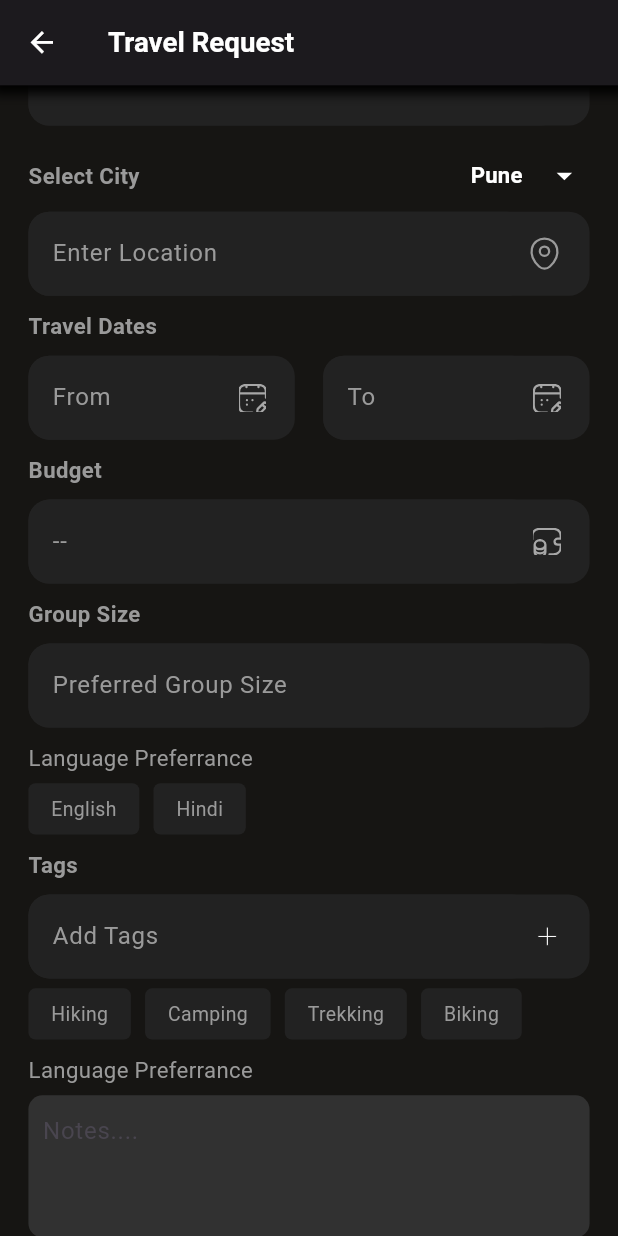
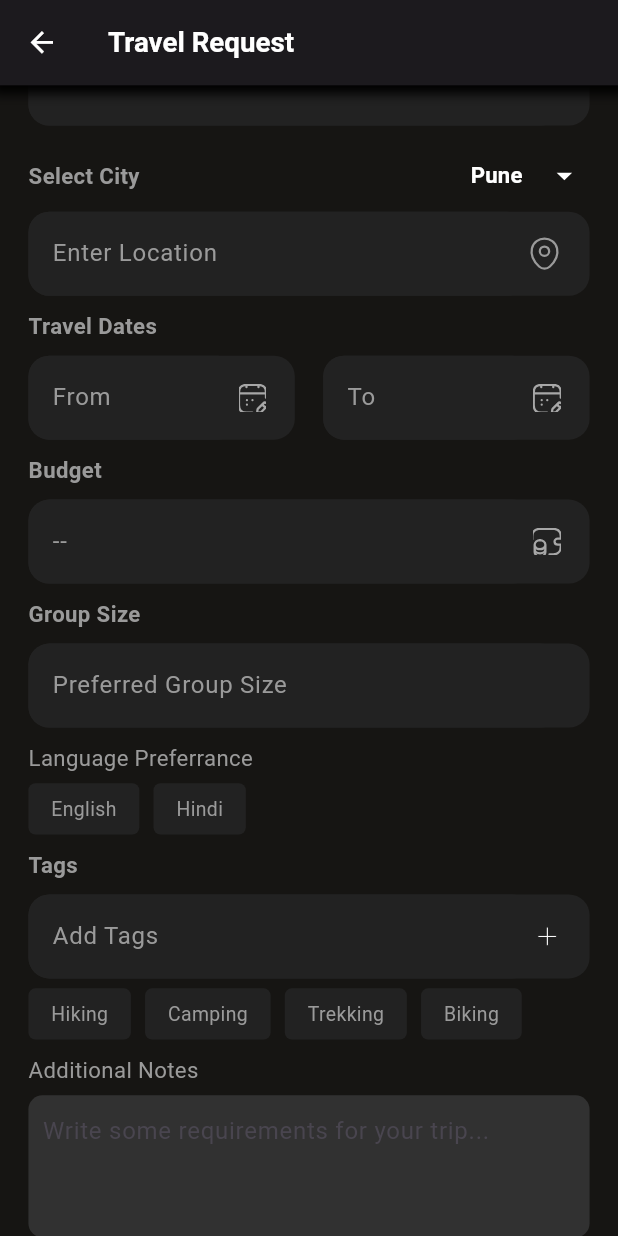
Before and after one commit to Pinnacle01/pinnacle, a Flutter app: the TravelPost screen opened by its route, scrolled down 135 dp, on a phone screen of 412 x 824 dp. Run offline on Flutter 3.47's test engine with Material 3 defaults, Android fonts, the phone set to English and light mode, and no system bars; our stand-ins replace flutter_mobx, flutter_svg, go_router, mobx; generated files the repository leaves out were written again.

Commit message:
Update TravelPost UI to replace language preference with additional notes and enhance hint text in ScrollableNotesBox

```diff
--- a/lib/explore_home/view/travel_post.dart
+++ b/lib/explore_home/view/travel_post.dart
@@ -131,14 +131,14 @@ class _TravelPostState extends State<TravelPost> {
             ),
             SizedBox(height: Sizes.size10.dp),
             TextWidget(
-              text: GeneralString.languagePreferrance,
+              text: GeneralString.additionalNotes,
               color: CustomColors.lightBackgroundColor,
               size: Sizes.size16.sp,
             ),
             SizedBox(height: Sizes.size7.dp),
             ScrollableNotesBox(
               maxLength: 500,
-              hintText: 'Notes....',
+              hintText: 'Write some requirements for your trip...',
               scrollController: ScrollController(),
             ),
           ],
--- a/lib/framework/constants/strings.dart
+++ b/lib/framework/constants/strings.dart
@@ -25,6 +25,7 @@ class GeneralString {
   static String get to => 'To';
   static String get tags => 'Tags';
   static String get languagePreferrance => 'Language Preferrance';
+  static String get additionalNotes => 'Additional Notes';
 
   static String get tripDetail => 'Trip Details';
   static String get startPlanning => 'Start Planning';
```
